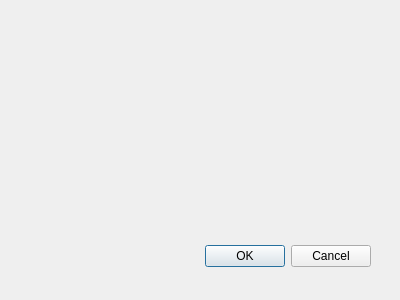
This is HsmMan/import_cert_dlg.ui in jykim74/CryptokiMan as Qt 5 draws it before an edit. The edited form follows.
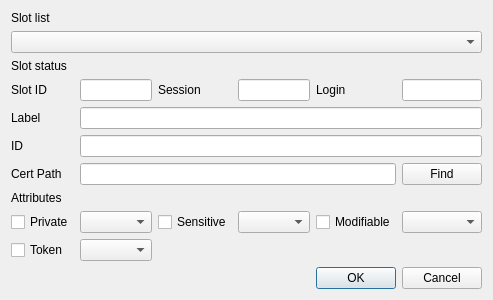
This is the edited form.

Diff of the .ui file:
```diff
--- a/HsmMan/import_cert_dlg.ui
+++ b/HsmMan/import_cert_dlg.ui
@@ -15,22 +15,149 @@
   <property name="windowTitle">
    <string>Dialog</string>
   </property>
-  <widget name="buttonBox" class="QDialogButtonBox">
-   <property name="geometry">
-    <rect>
-     <x>30</x>
-     <y>240</y>
-     <width>341</width>
-     <height>32</height>
-    </rect>
-   </property>
-   <property name="orientation">
-    <enum>Qt::Horizontal</enum>
-   </property>
-   <property name="standardButtons">
-    <set>QDialogButtonBox::Cancel|QDialogButtonBox::Ok</set>
-   </property>
-  </widget>
+  <layout class="QGridLayout" name="gridLayout">
+   <item row="3" column="0">
+    <widget class="QLabel" name="label_3">
+     <property name="text">
+      <string>Slot ID</string>
+     </property>
+    </widget>
+   </item>
+   <item row="3" column="1">
+    <widget class="QLineEdit" name="lineEdit"/>
+   </item>
+   <item row="9" column="0">
+    <widget class="QCheckBox" name="checkBox_2">
+     <property name="text">
+      <string>Token</string>
+     </property>
+    </widget>
+   </item>
+   <item row="2" column="0">
+    <widget class="QLabel" name="label_2">
+     <property name="text">
+      <string>Slot status</string>
+     </property>
+    </widget>
+   </item>
+   <item row="8" column="0">
+    <widget class="QCheckBox" name="checkBox">
+     <property name="text">
+      <string>Private</string>
+     </property>
+    </widget>
+   </item>
+   <item row="4" column="0">
+    <widget class="QLabel" name="label_4">
+     <property name="text">
+      <string>Label</string>
+     </property>
+    </widget>
+   </item>
+   <item row="3" column="2">
+    <widget class="QLabel" name="label_8">
+     <property name="text">
+      <string>Session</string>
+     </property>
+    </widget>
+   </item>
+   <item row="3" column="3">
+    <widget class="QLineEdit" name="lineEdit_2"/>
+   </item>
+   <item row="0" column="0">
+    <widget class="QLabel" name="label">
+     <property name="text">
+      <string>Slot list</string>
+     </property>
+    </widget>
+   </item>
+   <item row="3" column="4">
+    <widget class="QLabel" name="label_9">
+     <property name="text">
+      <string>Login</string>
+     </property>
+    </widget>
+   </item>
+   <item row="7" column="0">
+    <widget class="QLabel" name="label_7">
+     <property name="text">
+      <string>Attributes</string>
+     </property>
+    </widget>
+   </item>
+   <item row="5" column="0">
+    <widget class="QLabel" name="label_5">
+     <property name="text">
+      <string>ID</string>
+     </property>
+    </widget>
+   </item>
+   <item row="6" column="0">
+    <widget class="QLabel" name="label_6">
+     <property name="text">
+      <string>Cert Path</string>
+     </property>
+    </widget>
+   </item>
+   <item row="3" column="5">
+    <widget class="QLineEdit" name="lineEdit_3"/>
+   </item>
+   <item row="6" column="5">
+    <widget class="QPushButton" name="pushButton">
+     <property name="text">
+      <string>Find</string>
+     </property>
+    </widget>
+   </item>
+   <item row="10" column="3" colspan="3">
+    <widget class="QDialogButtonBox" name="buttonBox">
+     <property name="orientation">
+      <enum>Qt::Horizontal</enum>
+     </property>
+     <property name="standardButtons">
+      <set>QDialogButtonBox::Cancel|QDialogButtonBox::Ok</set>
+     </property>
+    </widget>
+   </item>
+   <item row="1" column="0" colspan="6">
+    <widget class="QComboBox" name="comboBox"/>
+   </item>
+   <item row="4" column="1" colspan="5">
+    <widget class="QLineEdit" name="lineEdit_4"/>
+   </item>
+   <item row="5" column="1" colspan="5">
+    <widget class="QLineEdit" name="lineEdit_5"/>
+   </item>
+   <item row="6" column="1" colspan="4">
+    <widget class="QLineEdit" name="lineEdit_6"/>
+   </item>
+   <item row="8" column="1">
+    <widget class="QComboBox" name="comboBox_2"/>
+   </item>
+   <item row="8" column="2">
+    <widget class="QCheckBox" name="checkBox_3">
+     <property name="text">
+      <string>Sensitive</string>
+     </property>
+    </widget>
+   </item>
+   <item row="8" column="3">
+    <widget class="QComboBox" name="comboBox_3"/>
+   </item>
+   <item row="8" column="4">
+    <widget class="QCheckBox" name="checkBox_4">
+     <property name="text">
+      <string>Modifiable</string>
+     </property>
+    </widget>
+   </item>
+   <item row="8" column="5">
+    <widget class="QComboBox" name="comboBox_4"/>
+   </item>
+   <item row="9" column="1">
+    <widget class="QComboBox" name="comboBox_5"/>
+   </item>
+  </layout>
  </widget>
  <pixmapfunction/>
  <resources/>
```
Left out of the diff: 7 changed lines with no effect on the pictures.
